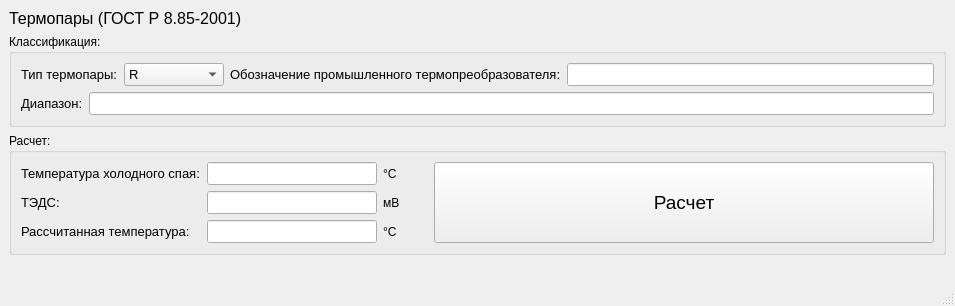
Qt form thermocouple_calculator.ui (Solderingironspb/CRC-Calculator-by-Solderingiron) before a commit.
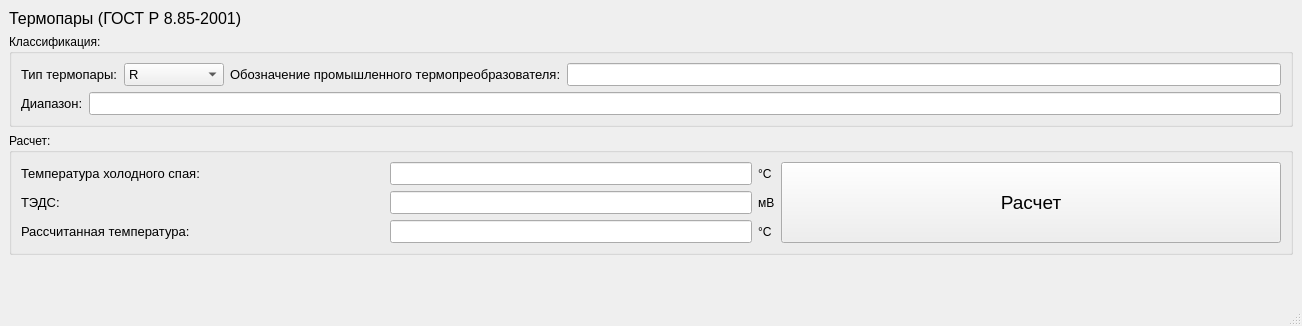
The same form after that commit. Icons and pictures are not drawn.

Diff of the .ui file:
```diff
--- a/thermocouple_calculator.ui
+++ b/thermocouple_calculator.ui
@@ -6,10 +6,16 @@
    <rect>
     <x>0</x>
     <y>0</y>
-    <width>955</width>
-    <height>306</height>
+    <width>1302</width>
+    <height>326</height>
    </rect>
   </property>
+  <property name="minimumSize">
+   <size>
+    <width>991</width>
+    <height>250</height>
+   </size>
+  </property>
   <property name="windowTitle">
    <string>Thermocouple Calculator</string>
   </property>
@@ -18,7 +24,7 @@
     <normaloff>:/app5.png</normaloff>:/app5.png</iconset>
   </property>
   <widget class="QWidget" name="centralwidget">
-   <layout class="QVBoxLayout" name="verticalLayout_4">
+   <layout class="QVBoxLayout" name="verticalLayout_3">
     <item>
      <widget class="QLabel" name="label">
       <property name="font">
@@ -33,6 +39,24 @@
     </item>
     <item>
      <widget class="QGroupBox" name="groupBox">
+      <property name="sizePolicy">
+       <sizepolicy hsizetype="Expanding" vsizetype="Preferred">
+        <horstretch>0</horstretch>
+        <verstretch>0</verstretch>
+       </sizepolicy>
+      </property>
+      <property name="minimumSize">
+       <size>
+        <width>0</width>
+        <height>0</height>
+       </size>
+      </property>
+      <property name="maximumSize">
+       <size>
+        <width>16777215</width>
+        <height>250</height>
+       </size>
+      </property>
       <property name="title">
        <string>Классификация:</string>
       </property>
@@ -151,6 +175,12 @@
          </item>
          <item>
           <widget class="QLineEdit" name="lineEdit_name">
+           <property name="sizePolicy">
+            <sizepolicy hsizetype="Expanding" vsizetype="Expanding">
+             <horstretch>0</horstretch>
+             <verstretch>0</verstretch>
+            </sizepolicy>
+           </property>
            <property name="minimumSize">
             <size>
              <width>150</width>
@@ -185,6 +215,18 @@
          </item>
          <item>
           <widget class="QLineEdit" name="lineEdit_diapazon">
+           <property name="sizePolicy">
+            <sizepolicy hsizetype="Expanding" vsizetype="Expanding">
+             <horstretch>0</horstretch>
+             <verstretch>0</verstretch>
+            </sizepolicy>
+           </property>
+           <property name="minimumSize">
+            <size>
+             <width>0</width>
+             <height>0</height>
+            </size>
+           </property>
            <property name="font">
             <font>
              <pointsize>10</pointsize>
@@ -204,21 +246,43 @@
      <layout class="QHBoxLayout" name="horizontalLayout_7">
       <item>
        <widget class="QGroupBox" name="groupBox_2">
+        <property name="sizePolicy">
+         <sizepolicy hsizetype="Expanding" vsizetype="Preferred">
+          <horstretch>0</horstretch>
+          <verstretch>0</verstretch>
+         </sizepolicy>
+        </property>
+        <property name="minimumSize">
+         <size>
+          <width>0</width>
+          <height>0</height>
+         </size>
+        </property>
+        <property name="maximumSize">
+         <size>
+          <width>16777215</width>
+          <height>250</height>
+         </size>
+        </property>
         <property name="title">
          <string>Расчет:</string>
         </property>
-        <layout class="QVBoxLayout" name="verticalLayout_3">
-         <item>
-          <layout class="QHBoxLayout" name="horizontalLayout_6">
-           <item>
             <layout class="QVBoxLayout" name="verticalLayout_2">
              <item>
               <layout class="QHBoxLayout" name="horizontalLayout_3">
                <item>
+            <layout class="QGridLayout" name="gridLayout">
+             <item row="0" column="0">
                 <widget class="QLabel" name="label_5">
+               <property name="sizePolicy">
+                <sizepolicy hsizetype="Expanding" vsizetype="Preferred">
+                 <horstretch>0</horstretch>
+                 <verstretch>0</verstretch>
+                </sizepolicy>
+               </property>
                  <property name="minimumSize">
                   <size>
-                   <width>180</width>
+                 <width>200</width>
                    <height>0</height>
                   </size>
                  </property>
@@ -232,8 +296,14 @@
                  </property>
                 </widget>
                </item>
-               <item>
+             <item row="0" column="1">
                 <widget class="QLineEdit" name="lineEdit_cold_junior_temperature">
+               <property name="sizePolicy">
+                <sizepolicy hsizetype="Expanding" vsizetype="Expanding">
+                 <horstretch>0</horstretch>
+                 <verstretch>0</verstretch>
+                </sizepolicy>
+               </property>
                  <property name="minimumSize">
                   <size>
                    <width>170</width>
@@ -242,7 +312,7 @@
                  </property>
                  <property name="maximumSize">
                   <size>
-                   <width>170</width>
+                 <width>500</width>
                    <height>16777215</height>
                   </size>
                  </property>
@@ -253,22 +323,24 @@
                  </property>
                 </widget>
                </item>
-               <item>
+             <item row="0" column="2">
                 <widget class="QLabel" name="label_6">
                  <property name="text">
                   <string>°C</string>
                  </property>
                 </widget>
                </item>
-              </layout>
-             </item>
-             <item>
-              <layout class="QHBoxLayout" name="horizontalLayout_4">
-               <item>
+             <item row="1" column="0">
                 <widget class="QLabel" name="label_7">
+               <property name="sizePolicy">
+                <sizepolicy hsizetype="Expanding" vsizetype="Preferred">
+                 <horstretch>0</horstretch>
+                 <verstretch>0</verstretch>
+                </sizepolicy>
+               </property>
                  <property name="minimumSize">
                   <size>
-                   <width>180</width>
+                 <width>200</width>
                    <height>0</height>
                   </size>
                  </property>
@@ -282,8 +354,14 @@
                  </property>
                 </widget>
                </item>
-               <item>
+             <item row="1" column="1">
                 <widget class="QLineEdit" name="lineEdit_temf">
+               <property name="sizePolicy">
+                <sizepolicy hsizetype="Expanding" vsizetype="Expanding">
+                 <horstretch>0</horstretch>
+                 <verstretch>0</verstretch>
+                </sizepolicy>
+               </property>
                  <property name="minimumSize">
                   <size>
                    <width>170</width>
@@ -292,7 +370,7 @@
                  </property>
                  <property name="maximumSize">
                   <size>
-                   <width>170</width>
+                 <width>500</width>
                    <height>16777215</height>
                   </size>
                  </property>
@@ -303,22 +381,24 @@
                  </property>
                 </widget>
                </item>
-               <item>
+             <item row="1" column="2">
                 <widget class="QLabel" name="label_8">
                  <property name="text">
                   <string>мВ</string>
                  </property>
                 </widget>
                </item>
-              </layout>
-             </item>
-             <item>
-              <layout class="QHBoxLayout" name="horizontalLayout_5">
-               <item>
+             <item row="2" column="0">
                 <widget class="QLabel" name="label_9">
+               <property name="sizePolicy">
+                <sizepolicy hsizetype="Expanding" vsizetype="Preferred">
+                 <horstretch>0</horstretch>
+                 <verstretch>0</verstretch>
+                </sizepolicy>
+               </property>
                  <property name="minimumSize">
                   <size>
-                   <width>180</width>
+                 <width>200</width>
                    <height>0</height>
                   </size>
                  </property>
@@ -332,8 +412,14 @@
                  </property>
                 </widget>
                </item>
-               <item>
+             <item row="2" column="1">
                 <widget class="QLineEdit" name="lineEdit_temperature_calc">
+               <property name="sizePolicy">
+                <sizepolicy hsizetype="Expanding" vsizetype="Expanding">
+                 <horstretch>0</horstretch>
+                 <verstretch>0</verstretch>
+                </sizepolicy>
+               </property>
                  <property name="minimumSize">
                   <size>
                    <width>170</width>
@@ -342,7 +428,7 @@
                  </property>
                  <property name="maximumSize">
                   <size>
-                   <width>170</width>
+                 <width>500</width>
                    <height>16777215</height>
                   </size>
                  </property>
@@ -356,7 +442,7 @@
                  </property>
                 </widget>
                </item>
-               <item>
+             <item row="2" column="2">
                 <widget class="QLabel" name="label_10">
                  <property name="text">
                   <string>°C</string>
@@ -365,8 +451,6 @@
                </item>
               </layout>
              </item>
-            </layout>
-           </item>
            <item>
             <widget class="QPushButton" name="pushButton">
              <property name="sizePolicy">
```
Left out of the diff: 2 changed lines with no effect on the pictures. Lines whose indentation alone changed are shown as unchanged.
